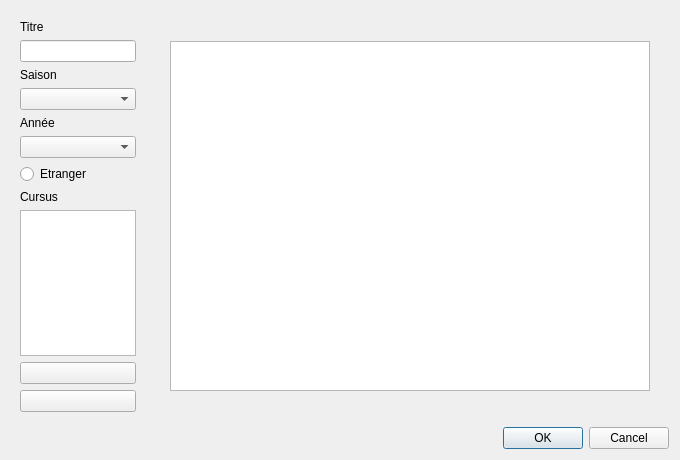
Qt form window/ajoutdossier.ui (roddehugo/utprofiler) before a commit.
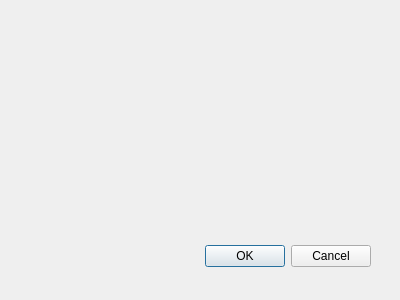
The same form after that commit. Icons and pictures are not drawn.

What changed in the file:
```diff
--- a/window/ajoutdossier.ui
+++ b/window/ajoutdossier.ui
@@ -6,229 +6,29 @@
    <rect>
     <x>0</x>
     <y>0</y>
-    <width>680</width>
-    <height>460</height>
+    <width>400</width>
+    <height>300</height>
    </rect>
   </property>
-  <property name="minimumSize">
-   <size>
-    <width>680</width>
-    <height>460</height>
-   </size>
-  </property>
-  <property name="maximumSize">
-   <size>
-    <width>680</width>
-    <height>460</height>
-   </size>
-  </property>
   <property name="windowTitle">
    <string>Dialog</string>
   </property>
-  <layout class="QGridLayout" name="gridLayout_2">
-   <item row="0" column="0">
-    <layout class="QHBoxLayout" name="horizontalLayout">
-     <property name="sizeConstraint">
-      <enum>QLayout::SetMinAndMaxSize</enum>
-     </property>
-     <item>
-      <widget class="QWidget" name="middleWidget" native="true">
-       <property name="maximumSize">
-        <size>
-         <width>134</width>
-         <height>16777215</height>
-        </size>
-       </property>
-       <layout class="QGridLayout" name="gridLayout_3">
-        <item row="11" column="0">
-         <widget class="QPushButton" name="ajouterBouton">
-          <property name="sizePolicy">
-           <sizepolicy hsizetype="Minimum" vsizetype="Minimum">
-            <horstretch>0</horstretch>
-            <verstretch>0</verstretch>
-           </sizepolicy>
-          </property>
-          <property name="focusPolicy">
-           <enum>Qt::StrongFocus</enum>
-          </property>
-          <property name="text">
-           <string/>
-          </property>
-          <property name="icon">
-           <iconset resource="../resources/files.qrc">
-            <normaloff>:/images/plus</normaloff>:/images/plus</iconset>
-          </property>
-          <property name="checkable">
-           <bool>false</bool>
-          </property>
-         </widget>
-        </item>
-        <item row="10" column="0">
-         <spacer name="verticalSpacer_2">
-          <property name="orientation">
-           <enum>Qt::Vertical</enum>
-          </property>
-          <property name="sizeHint" stdset="0">
-           <size>
-            <width>20</width>
-            <height>40</height>
-           </size>
-          </property>
-         </spacer>
-        </item>
-        <item row="16" column="0">
-         <spacer name="verticalSpacer">
-          <property name="orientation">
-           <enum>Qt::Vertical</enum>
-          </property>
-          <property name="sizeType">
-           <enum>QSizePolicy::Expanding</enum>
-          </property>
-          <property name="sizeHint" stdset="0">
-           <size>
-            <width>20</width>
-            <height>40</height>
-           </size>
-          </property>
-         </spacer>
-        </item>
-        <item row="8" column="0">
-         <widget class="QLabel" name="CursusLabel">
-          <property name="text">
-           <string>Cursus</string>
-          </property>
-         </widget>
-        </item>
-        <item row="5" column="0">
-         <widget class="QLabel" name="anneeLabel">
-          <property name="text">
-           <string>Année</string>
-          </property>
-         </widget>
-        </item>
-        <item row="3" column="0">
-         <widget class="QLabel" name="resultatLabel">
-          <property name="text">
-           <string>Saison</string>
-          </property>
-         </widget>
-        </item>
-        <item row="4" column="0">
-         <widget class="QComboBox" name="saisonCombo">
-          <property name="focusPolicy">
-           <enum>Qt::StrongFocus</enum>
-          </property>
-         </widget>
-        </item>
-        <item row="12" column="0">
-         <widget class="QPushButton" name="retirerBouton">
-          <property name="enabled">
-           <bool>true</bool>
-          </property>
-          <property name="sizePolicy">
-           <sizepolicy hsizetype="Minimum" vsizetype="Minimum">
-            <horstretch>0</horstretch>
-            <verstretch>0</verstretch>
-           </sizepolicy>
-          </property>
-          <property name="focusPolicy">
-           <enum>Qt::StrongFocus</enum>
-          </property>
-          <property name="icon">
-           <iconset resource="../resources/files.qrc">
-            <normaloff>:/images/moins</normaloff>:/images/moins</iconset>
-          </property>
-         </widget>
-        </item>
-        <item row="1" column="0">
-         <widget class="QLabel" name="SemestreLabel">
-          <property name="text">
-           <string>Titre</string>
-          </property>
-         </widget>
-        </item>
-        <item row="9" column="0">
-         <widget class="QListWidget" name="listAll">
-          <property name="focusPolicy">
-           <enum>Qt::StrongFocus</enum>
-          </property>
-         </widget>
-        </item>
-        <item row="2" column="0">
-         <widget class="QLineEdit" name="titreEdit"/>
-        </item>
-        <item row="6" column="0">
-         <widget class="QComboBox" name="anneeCombo"/>
-        </item>
-        <item row="7" column="0">
-         <widget class="QRadioButton" name="etrangerRadio">
-          <property name="text">
-           <string>Etranger</string>
-          </property>
-         </widget>
-        </item>
-       </layout>
-      </widget>
-     </item>
-     <item>
-      <widget class="QWidget" name="frame" native="true">
-       <layout class="QGridLayout" name="gridLayout_4">
-        <item row="0" column="0">
-         <widget class="QTableWidget" name="m_pTableWidget">
-          <property name="sizePolicy">
-           <sizepolicy hsizetype="Fixed" vsizetype="Fixed">
-            <horstretch>0</horstretch>
-            <verstretch>0</verstretch>
-           </sizepolicy>
-          </property>
-          <property name="minimumSize">
-           <size>
-            <width>480</width>
-            <height>350</height>
-           </size>
-          </property>
-          <property name="maximumSize">
-           <size>
-            <width>480</width>
-            <height>350</height>
-           </size>
-          </property>
-          <property name="baseSize">
-           <size>
-            <width>438</width>
-            <height>344</height>
-           </size>
-          </property>
-          <property name="sortingEnabled">
-           <bool>false</bool>
-          </property>
-          <attribute name="horizontalHeaderCascadingSectionResizes">
-           <bool>true</bool>
-          </attribute>
-          <attribute name="verticalHeaderShowSortIndicator" stdset="0">
-           <bool>true</bool>
-          </attribute>
-          <attribute name="verticalHeaderStretchLastSection">
-           <bool>true</bool>
-          </attribute>
-         </widget>
-        </item>
-       </layout>
-      </widget>
-     </item>
-    </layout>
-   </item>
-   <item row="1" column="0">
-    <widget class="QDialogButtonBox" name="buttonBox">
-     <property name="orientation">
-      <enum>Qt::Horizontal</enum>
-     </property>
-     <property name="standardButtons">
-      <set>QDialogButtonBox::Cancel|QDialogButtonBox::Ok</set>
-     </property>
-    </widget>
-   </item>
-  </layout>
+  <widget class="QDialogButtonBox" name="buttonBox">
+   <property name="geometry">
+    <rect>
+     <x>30</x>
+     <y>240</y>
+     <width>341</width>
+     <height>32</height>
+    </rect>
+   </property>
+   <property name="orientation">
+    <enum>Qt::Horizontal</enum>
+   </property>
+   <property name="standardButtons">
+    <set>QDialogButtonBox::Cancel|QDialogButtonBox::Ok</set>
+   </property>
+  </widget>
  </widget>
  <resources>
   <include location="../resources/files.qrc"/>
```
Left out of the diff: 14 changed lines with no effect on the pictures.
